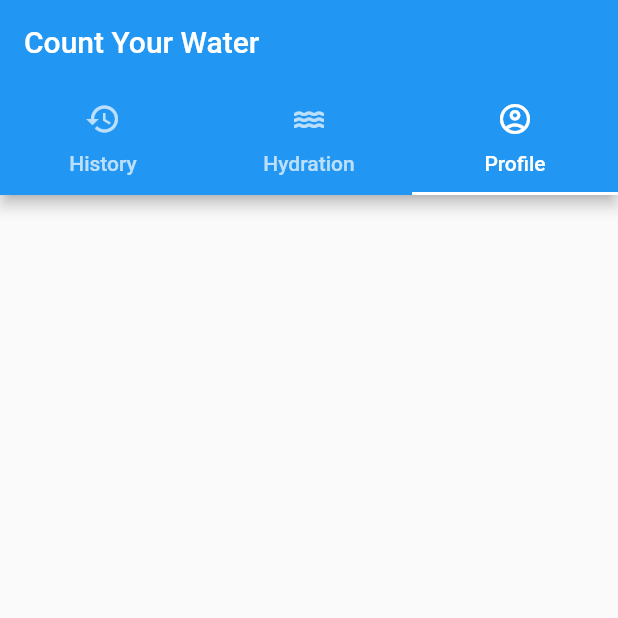
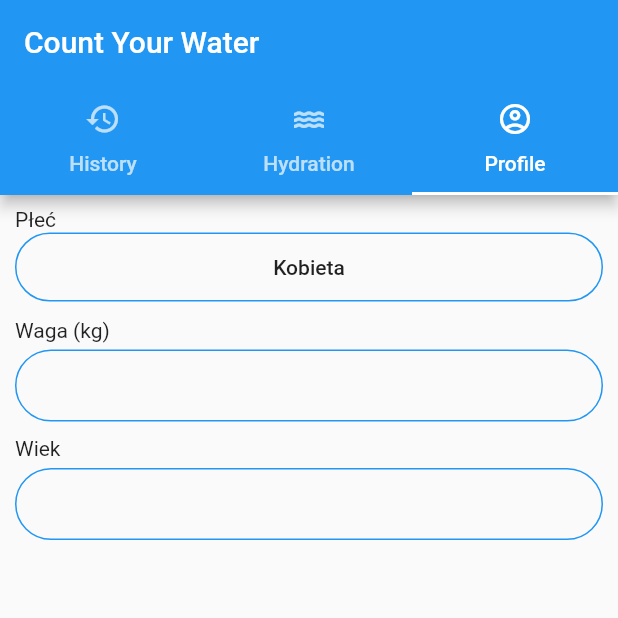
Before and after one commit to WeronikaWItt/count_your_water, a Flutter app: the screen it shows after launch, tab 3 chosen, on a phone screen of 412 x 824 dp, the top half of it. Run offline on Flutter 3.47's test engine with Material 2 defaults, Android fonts, the phone set to English and light mode, and no system bars.

Commit message:
added static form

```diff
--- a/lib/screens/profile_screen.dart
+++ b/lib/screens/profile_screen.dart
@@ -1,10 +1,66 @@
 import 'package:flutter/cupertino.dart';
+import 'package:flutter/material.dart';
 
 class ProfileScreen extends StatelessWidget {
   const ProfileScreen({Key? key}) : super(key: key);
 
   @override
   Widget build(BuildContext context) {
-    return Container();
+    return Padding(
+      padding: const EdgeInsets.only(top: 8.0, left: 10, right: 10),
+      child: SingleChildScrollView(
+        child: Column(
+          crossAxisAlignment: CrossAxisAlignment.stretch,
+          children: [
+            const Text('Płeć'),
+            MaterialButton(
+              onPressed: () {},
+              padding: const EdgeInsets.all(15),
+              shape: RoundedRectangleBorder(
+                  borderRadius: BorderRadius.circular(50.0), side: const BorderSide(color: Colors.blue)),
+              child: const Text('Kobieta'),
+            ),
+            const SizedBox(height: 10),
+            const Text('Waga (kg)'),
+            const SizedBox(height: 5),
+            const TextField(
+              keyboardType: TextInputType.number,
+              decoration: InputDecoration(
+                  contentPadding: EdgeInsets.symmetric(horizontal: 20),
+                  enabledBorder: OutlineInputBorder(
+                    borderSide: BorderSide(color: Colors.blue),
+                    borderRadius: BorderRadius.all(
+                      Radius.circular(50),
+                    ),
+                  ),
+                  border: OutlineInputBorder(
+                    borderRadius: BorderRadius.all(
+                      Radius.circular(50),
+                    ),
+                  )),
+            ),
+            const SizedBox(height: 10),
+            const Text('Wiek'),
+            const SizedBox(height: 5),
+            const TextField(
+              keyboardType: TextInputType.number,
+              decoration: InputDecoration(
+                  contentPadding: EdgeInsets.symmetric(horizontal: 20),
+                  enabledBorder: OutlineInputBorder(
+                    borderSide: BorderSide(color: Colors.blue),
+                    borderRadius: BorderRadius.all(
+                      Radius.circular(50),
+                    ),
+                  ),
+                  border: OutlineInputBorder(
+                    borderRadius: BorderRadius.all(
+                      Radius.circular(50),
+                    ),
+                  )),
+            ),
+          ],
+        ),
+      ),
+    );
   }
 }
```
